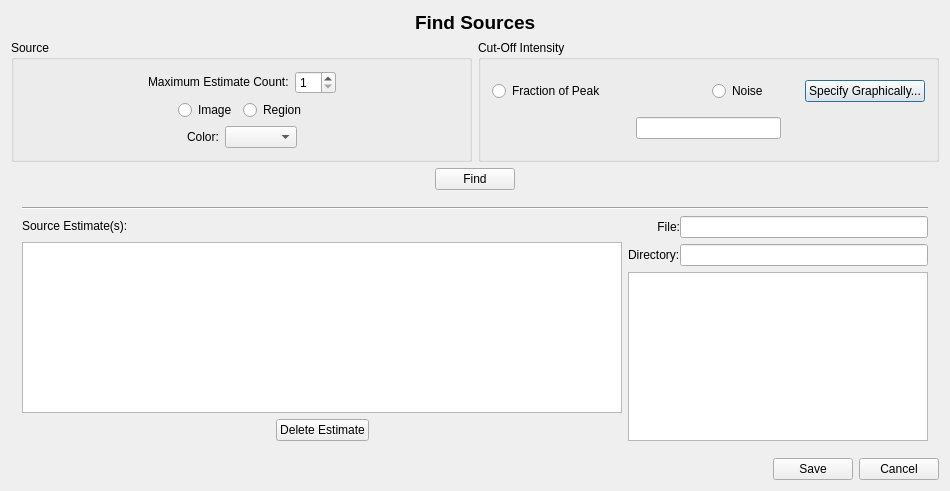
Before: the Qt Designer form code/display/Fit/FindSourcesDialog.ui in radio-astro/casa, drawn with Qt 5.
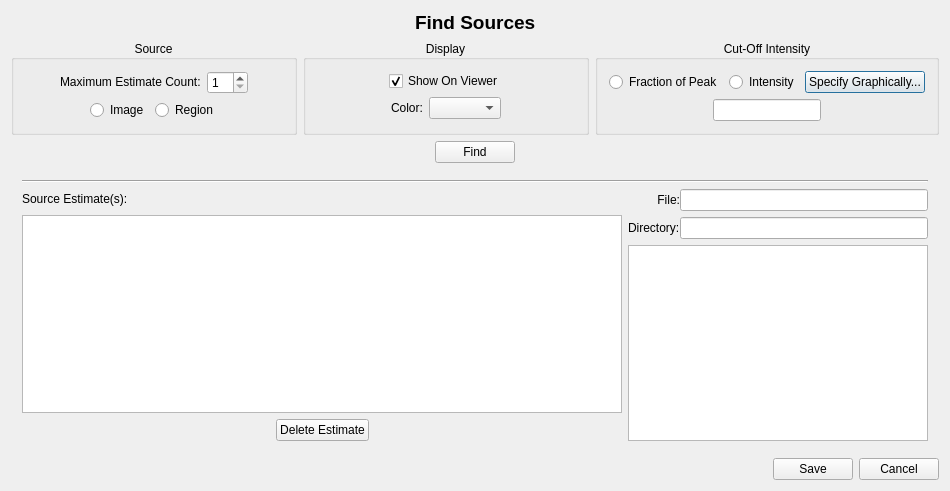
After: the same form once the commit is applied.

Commit message: New Development: No             JIRA Issue: Yes CAS-5011,5042         Ready for Test: Yes      Interface Changes: Yes What Interface Changed: Please list interface changes          Test Programs: List test programs   Put in Release Notes: No              Module(s): Module Names change impacts.            Description: Fix of a number of 2D Fitting/Source Finding problems reported by Leroy.  Please see the JIRA issues for details.

The edit to the form file:
```diff
--- a/code/display/Fit/FindSourcesDialog.ui
+++ b/code/display/Fit/FindSourcesDialog.ui
@@ -71,6 +71,9 @@
        <property name="title">
         <string>Source</string>
        </property>
+       <property name="alignment">
+        <set>Qt::AlignCenter</set>
+       </property>
        <layout class="QVBoxLayout" name="verticalLayout_7">
         <item>
          <layout class="QHBoxLayout" name="horizontalLayout_4">
@@ -176,6 +179,61 @@
           </item>
          </layout>
         </item>
+       </layout>
+      </widget>
+     </item>
+     <item>
+      <widget class="QGroupBox" name="groupBox">
+       <property name="title">
+        <string>Display</string>
+       </property>
+       <property name="alignment">
+        <set>Qt::AlignCenter</set>
+       </property>
+       <layout class="QVBoxLayout" name="verticalLayout_9">
+        <item>
+         <layout class="QHBoxLayout" name="horizontalLayout_16">
+          <item>
+           <spacer name="horizontalSpacer_18">
+            <property name="orientation">
+             <enum>Qt::Horizontal</enum>
+            </property>
+            <property name="sizeHint" stdset="0">
+             <size>
+              <width>40</width>
+              <height>20</height>
+             </size>
+            </property>
+           </spacer>
+          </item>
+          <item>
+           <widget class="QCheckBox" name="displayViewerCheckBox">
+            <property name="toolTip">
+             <string>Mark sources on the viewer.</string>
+            </property>
+            <property name="text">
+             <string>Show On Viewer</string>
+            </property>
+            <property name="checked">
+             <bool>true</bool>
+            </property>
+           </widget>
+          </item>
+          <item>
+           <spacer name="horizontalSpacer_17">
+            <property name="orientation">
+             <enum>Qt::Horizontal</enum>
+            </property>
+            <property name="sizeHint" stdset="0">
+             <size>
+              <width>40</width>
+              <height>20</height>
+             </size>
+            </property>
+           </spacer>
+          </item>
+         </layout>
+        </item>
         <item>
          <layout class="QHBoxLayout" name="horizontalLayout_14">
           <item>
@@ -228,6 +286,9 @@
        <property name="title">
         <string>Cut-Off Intensity</string>
        </property>
+       <property name="alignment">
+        <set>Qt::AlignCenter</set>
+       </property>
        <layout class="QVBoxLayout" name="verticalLayout_5">
         <item>
          <layout class="QGridLayout" name="gridLayout">
@@ -249,7 +310,7 @@
                <string>Specify the cut-off intensity as a minimum noise level.</string>
               </property>
               <property name="text">
-               <string>Noise</string>
+               <string>Intensity</string>
               </property>
              </widget>
             </item>
```
The commit also changes 19 other files.
